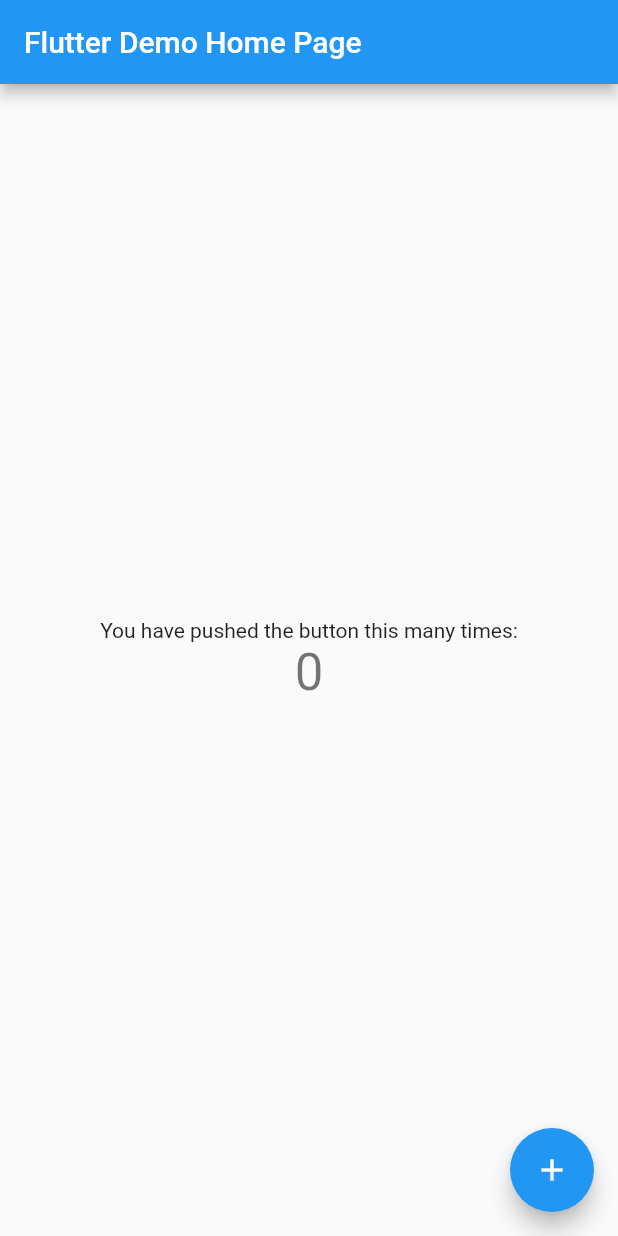
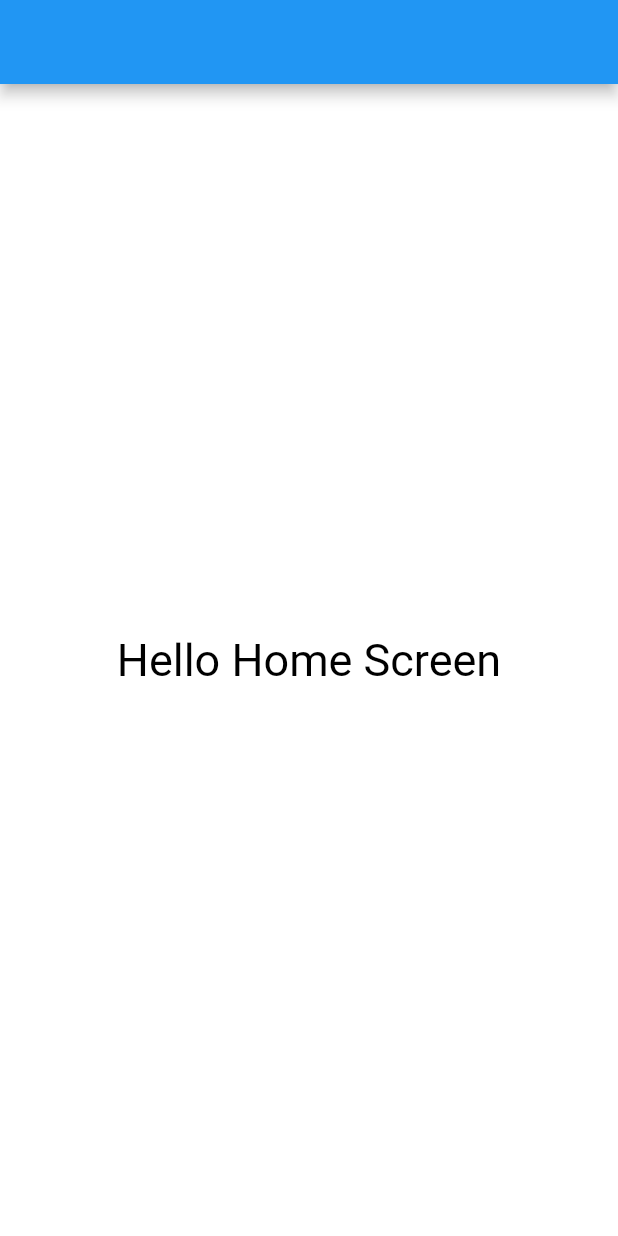
Before and after one commit to syborg2290/streaming_app_android, a Flutter app: the screen it shows after launch, on a phone screen of 412 x 824 dp. Run offline on Flutter 3.47's test engine with Material 2 defaults, Android fonts, the light colour scheme and no system bars.

Commit message:
basic home screen ui

```diff
--- a/lib/main.dart
+++ b/lib/main.dart
@@ -1,4 +1,5 @@
 import 'package:flutter/material.dart';
+import 'ui/views/home_screen.dart';
 
 void main() {
   runApp(const MyApp());
@@ -7,109 +8,11 @@
 class MyApp extends StatelessWidget {
   const MyApp({Key? key}) : super(key: key);
 
-  // This widget is the root of your application.
   @override
   Widget build(BuildContext context) {
-    return MaterialApp(
-      title: 'Flutter Demo',
-      theme: ThemeData(
-        // This is the theme of your application.
-        //
-        // Try running your application with "flutter run". You'll see the
-        // application has a blue toolbar. Then, without quitting the app, try
-        // changing the primarySwatch below to Colors.green and then invoke
-        // "hot reload" (press "r" in the console where you ran "flutter run",
-        // or simply save your changes to "hot reload" in a Flutter IDE).
-        // Notice that the counter didn't reset back to zero; the application
-        // is not restarted.
-        primarySwatch: Colors.blue,
-      ),
-      home: const MyHomePage(title: 'Flutter Demo Home Page'),
+    return const MaterialApp(
+      debugShowCheckedModeBanner: false,
+      home: HomeScreen(),
     );
   }
 }
-
-class MyHomePage extends StatefulWidget {
-  const MyHomePage({Key? key, required this.title}) : super(key: key);
-
-  // This widget is the home page of your application. It is stateful, meaning
-  // that it has a State object (defined below) that contains fields that affect
-  // how it looks.
-
-  // This class is the configuration for the state. It holds the values (in this
-  // case the title) provided by the parent (in this case the App widget) and
-  // used by the build method of the State. Fields in a Widget subclass are
-  // always marked "final".
-
-  final String title;
-
-  @override
-  State<MyHomePage> createState() => _MyHomePageState();
-}
-
-class _MyHomePageState extends State<MyHomePage> {
-  int _counter = 0;
-
-  void _incrementCounter() {
-    setState(() {
-      // This call to setState tells the Flutter framework that something has
-      // changed in this State, which causes it to rerun the build method below
-      // so that the display can reflect the updated values. If we changed
-      // _counter without calling setState(), then the build method would not be
-      // called again, and so nothing would appear to happen.
-      _counter++;
-    });
-  }
-
-  @override
-  Widget build(BuildContext context) {
-    // This method is rerun every time setState is called, for instance as done
-    // by the _incrementCounter method above.
-    //
-    // The Flutter framework has been optimized to make rerunning build methods
-    // fast, so that you can just rebuild anything that needs updating rather
-    // than having to individually change instances of widgets.
-    return Scaffold(
-      appBar: AppBar(
-        // Here we take the value from the MyHomePage object that was created by
-        // the App.build method, and use it to set our appbar title.
-        title: Text(widget.title),
-      ),
-      body: Center(
-        // Center is a layout widget. It takes a single child and positions it
-        // in the middle of the parent.
-        child: Column(
-          // Column is also a layout widget. It takes a list of children and
-          // arranges them vertically. By default, it sizes itself to fit its
-          // children horizontally, and tries to be as tall as its parent.
-          //
-          // Invoke "debug painting" (press "p" in the console, choose the
-          // "Toggle Debug Paint" action from the Flutter Inspector in Android
-          // Studio, or the "Toggle Debug Paint" command in Visual Studio Code)
-          // to see the wireframe for each widget.
-          //
-          // Column has various properties to control how it sizes itself and
-          // how it positions its children. Here we use mainAxisAlignment to
-          // center the children vertically; the main axis here is the vertical
-          // axis because Columns are vertical (the cross axis would be
-          // horizontal).
-          mainAxisAlignment: MainAxisAlignment.center,
-          children: <Widget>[
-            const Text(
-              'You have pushed the button this many times:',
-            ),
-            Text(
-              '$_counter',
-              style: Theme.of(context).textTheme.headline4,
-            ),
-          ],
-        ),
-      ),
-      floatingActionButton: FloatingActionButton(
-        onPressed: _incrementCounter,
-        tooltip: 'Increment',
-        child: const Icon(Icons.add),
-      ), // This trailing comma makes auto-formatting nicer for build methods.
-    );
-  }
-}
--- /dev/null
+++ b/lib/ui/views/home_screen.dart
@@ -0,0 +1,28 @@
+import 'package:flutter/material.dart';
+
+class HomeScreen extends StatefulWidget {
+  const HomeScreen({Key? key}) : super(key: key);
+
+  @override
+  _HomeScreenState createState() => _HomeScreenState();
+}
+
+class _HomeScreenState extends State<HomeScreen> {
+  @override
+  Widget build(BuildContext context) {
+    return Scaffold(
+      appBar: AppBar(),
+      body: Container(
+          color: Colors.white,
+          child: const Center(
+              child: Text(
+            "Hello Home Screen",
+            textAlign: TextAlign.center,
+            style: TextStyle(
+              color: Colors.black,
+              fontSize: 30.0,
+            ),
+          ))),
+    );
+  }
+}
```
